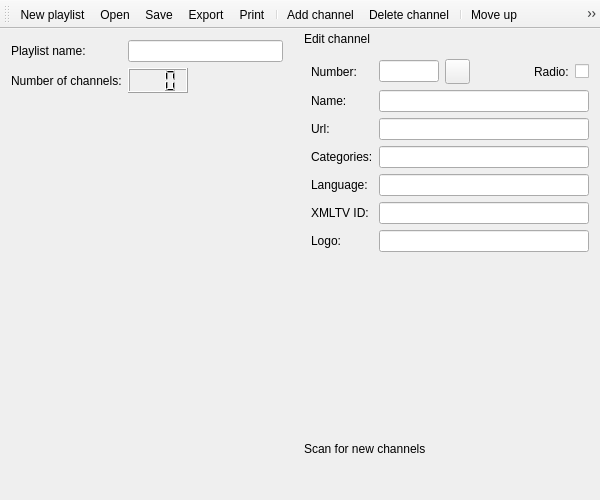
ntadej/tano, file src/ui/playlist/PlaylistEditor.ui: the form before one commit.
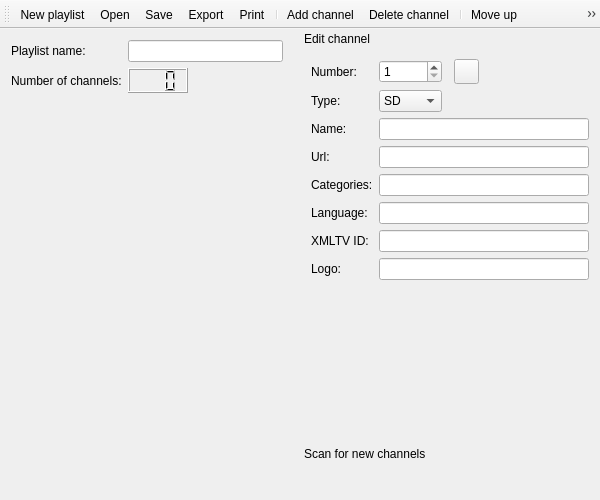
The form after the commit. Icons and pictures are not drawn. Custom widgets are drawn as their Qt base class.

Commit message: Updated channels - added channel type

Patch:
```diff
--- a/src/ui/playlist/PlaylistEditor.ui
+++ b/src/ui/playlist/PlaylistEditor.ui
@@ -107,7 +107,7 @@
    <property name="minimumSize">
     <size>
      <width>300</width>
-     <height>253</height>
+     <height>264</height>
     </size>
    </property>
    <property name="maximumSize">
@@ -134,34 +134,6 @@
    </attribute>
    <widget class="QWidget" name="editWidgetContents">
     <layout class="QGridLayout" name="gridLayout">
-     <item row="0" column="0">
-      <widget class="QLabel" name="labelNumber">
-       <property name="text">
-        <string>Number:</string>
-       </property>
-      </widget>
-     </item>
-     <item row="2" column="0">
-      <widget class="QLabel" name="labelChannelName">
-       <property name="text">
-        <string>Name:</string>
-       </property>
-      </widget>
-     </item>
-     <item row="4" column="0">
-      <widget class="QLabel" name="labelCategories">
-       <property name="text">
-        <string>Categories:</string>
-       </property>
-      </widget>
-     </item>
-     <item row="6" column="0">
-      <widget class="QLabel" name="labelLanguage">
-       <property name="text">
-        <string>Language:</string>
-       </property>
-      </widget>
-     </item>
      <item row="7" column="0">
       <widget class="QLabel" name="labelXmltvId">
        <property name="text">
@@ -169,53 +141,13 @@
        </property>
       </widget>
      </item>
-     <item row="0" column="1">
-      <widget class="QLineEdit" name="editNumber">
-       <property name="minimumSize">
-        <size>
-         <width>60</width>
-         <height>0</height>
-        </size>
-       </property>
-       <property name="maximumSize">
-        <size>
-         <width>60</width>
-         <height>16777215</height>
-        </size>
-       </property>
+     <item row="0" column="0">
+      <widget class="QLabel" name="labelNumber">
        <property name="text">
-        <string notr="true"/>
-       </property>
-       <property name="maxLength">
-        <number>3</number>
+        <string>Number:</string>
        </property>
       </widget>
      </item>
-     <item row="2" column="1" colspan="5">
-      <widget class="QLineEdit" name="editChannelName"/>
-     </item>
-     <item row="4" column="1" colspan="5">
-      <widget class="QLineEdit" name="editCategories"/>
-     </item>
-     <item row="6" column="1" colspan="5">
-      <widget class="QLineEdit" name="editLanguage"/>
-     </item>
-     <item row="7" column="1" colspan="5">
-      <widget class="QLineEdit" name="editXmltvId"/>
-     </item>
-     <item row="10" column="0" colspan="6">
-      <spacer name="verticalSpacer">
-       <property name="orientation">
-        <enum>Qt::Vertical</enum>
-       </property>
-       <property name="sizeHint" stdset="0">
-        <size>
-         <width>20</width>
-         <height>40</height>
-        </size>
-       </property>
-      </spacer>
-     </item>
      <item row="3" column="0">
       <widget class="QLabel" name="labelUrl">
        <property name="text">
@@ -223,10 +155,20 @@
        </property>
       </widget>
      </item>
-     <item row="3" column="1" colspan="5">
-      <widget class="QLineEdit" name="editUrl"/>
+     <item row="4" column="1" colspan="6">
+      <widget class="QLineEdit" name="editCategories"/>
      </item>
-     <item row="0" column="2">
+     <item row="2" column="1" colspan="6">
+      <widget class="QLineEdit" name="editChannelName"/>
+     </item>
+     <item row="2" column="0">
+      <widget class="QLabel" name="labelChannelName">
+       <property name="text">
+        <string>Name:</string>
+       </property>
+      </widget>
+     </item>
+     <item row="0" column="3">
       <widget class="QPushButton" name="buttonApplyNum">
        <property name="minimumSize">
         <size>
@@ -252,31 +194,71 @@
        </property>
       </widget>
      </item>
-     <item row="8" column="0">
-      <widget class="QLabel" name="labelLogo">
+     <item row="7" column="1" colspan="6">
+      <widget class="QLineEdit" name="editXmltvId"/>
+     </item>
+     <item row="3" column="1" colspan="6">
+      <widget class="QLineEdit" name="editUrl"/>
+     </item>
+     <item row="6" column="1" colspan="6">
+      <widget class="QLineEdit" name="editLanguage"/>
+     </item>
+     <item row="1" column="1">
+      <widget class="QComboBox" name="editType">
+       <property name="maxVisibleItems">
+        <number>3</number>
+       </property>
+       <property name="maxCount">
+        <number>3</number>
+       </property>
+       <item>
+        <property name="text">
+         <string>SD</string>
+        </property>
+       </item>
+       <item>
+        <property name="text">
+         <string>HD</string>
+        </property>
+       </item>
+       <item>
+        <property name="text">
+         <string>Radio</string>
+        </property>
+       </item>
+      </widget>
+     </item>
+     <item row="10" column="0" colspan="7">
+      <spacer name="verticalSpacer">
+       <property name="orientation">
+        <enum>Qt::Vertical</enum>
+       </property>
+       <property name="sizeHint" stdset="0">
+        <size>
+         <width>20</width>
+         <height>40</height>
+        </size>
+       </property>
+      </spacer>
+     </item>
+     <item row="6" column="0">
+      <widget class="QLabel" name="labelLanguage">
        <property name="text">
-        <string>Logo:</string>
+        <string>Language:</string>
        </property>
       </widget>
      </item>
-     <item row="8" column="1" colspan="5">
+     <item row="1" column="0">
+      <widget class="QLabel" name="labelType">
+       <property name="text">
+        <string>Type:</string>
+       </property>
+      </widget>
+     </item>
+     <item row="8" column="1" colspan="6">
       <widget class="QLineEdit" name="editLogo"/>
      </item>
      <item row="0" column="4">
-      <widget class="QLabel" name="labelRadio">
-       <property name="text">
-        <string>Radio:</string>
-       </property>
-      </widget>
-     </item>
-     <item row="0" column="5">
-      <widget class="QCheckBox" name="editRadio">
-       <property name="text">
-        <string/>
-       </property>
-      </widget>
-     </item>
-     <item row="0" column="3">
       <spacer name="horizontalSpacer_2">
        <property name="orientation">
         <enum>Qt::Horizontal</enum>
@@ -289,6 +271,30 @@
        </property>
       </spacer>
      </item>
+     <item row="4" column="0">
+      <widget class="QLabel" name="labelCategories">
+       <property name="text">
+        <string>Categories:</string>
+       </property>
+      </widget>
+     </item>
+     <item row="8" column="0">
+      <widget class="QLabel" name="labelLogo">
+       <property name="text">
+        <string>Logo:</string>
+       </property>
+      </widget>
+     </item>
+     <item row="0" column="1">
+      <widget class="QSpinBox" name="editNumber">
+       <property name="minimum">
+        <number>1</number>
+       </property>
+       <property name="maximum">
+        <number>999</number>
+       </property>
+      </widget>
+     </item>
     </layout>
    </widget>
   </widget>
```
The commit also changes 35 other files.
